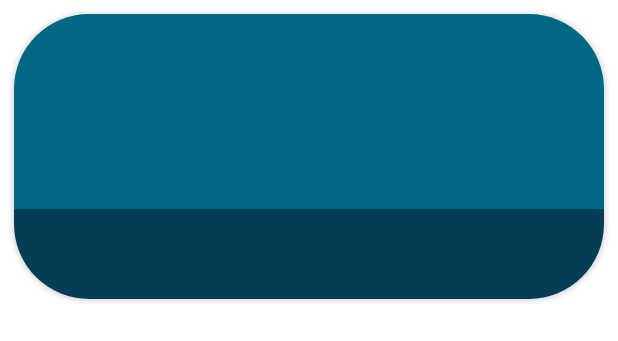
After one commit to luisanuneze/mindmatters-app, an Android app: the layout diary_adapter.xml on its own in the app's theme, with its tools: preview values and no code run, on a phone screen of 412 x 824 dp. The commit adds this screen. Shown: the top 341 px of the screen. Run offline under Robolectric (Android 15) with nearby library versions, the phone set to English and light mode, and no system bars.

Commit message:
Branch ActivityDiary

```diff
--- a/app/src/main/AndroidManifest.xml
+++ b/app/src/main/AndroidManifest.xml
@@ -9,7 +9,9 @@
         android:roundIcon="@mipmap/ic_launcher_round"
         android:supportsRtl="true"
         android:theme="@style/Theme.MindMattersApp">
-        <activity android:name=".register"></activity>
+        <activity android:name=".models.PaginaDiario"></activity>
+        <activity android:name=".models.MainDiario" />
+        <activity android:name=".register" />
         <activity android:name=".MainActivity">
             <intent-filter>
                 <action android:name="android.intent.action.MAIN" />
--- /dev/null
+++ b/app/src/main/res/layout/diary_adapter.xml
@@ -0,0 +1,59 @@
+<?xml version="1.0" encoding="utf-8"?>
+<LinearLayout xmlns:card_view="http://schemas.android.com/apk/res-auto"
+    xmlns:tools="http://schemas.android.com/tools"
+    android:layout_width="match_parent"
+    android:layout_height="wrap_content"
+    android:orientation="vertical"
+    android:padding="6dp"
+    xmlns:android="http://schemas.android.com/apk/res/android" >
+
+    <!-- A CardView that contains a TextView -->
+    <androidx.cardview.widget.CardView
+        android:id="@+id/topicCard"
+        android:layout_gravity="center"
+        android:layout_width="match_parent"
+        android:layout_height="190dp"
+        card_view:cardCornerRadius="50dp"
+        android:elevation="200dp"
+        android:layout_margin="3dp">
+
+        <LinearLayout
+            android:layout_width="match_parent"
+            android:layout_height="match_parent"
+            android:orientation="vertical">
+
+            <TextView
+                android:id="@+id/tv_cardTitle"
+                android:layout_width="match_parent"
+                android:layout_height="0dp"
+                android:layout_weight="1"
+                android:background="@color/blue_green"
+                android:backgroundTint="@color/blue_green"
+                android:textSize="20dp"
+                android:gravity="center_horizontal"
+                android:textColor="@color/white"
+                android:adjustViewBounds="true"
+                android:contentDescription="TODO"
+                android:scaleType="centerCrop"/>
+
+            <TextView
+                android:id="@+id/tv_cardFecha"
+                android:layout_width="match_parent"
+                android:layout_height="60dp"
+                android:layout_weight="0"
+                android:background="@color/navy_blue"
+                android:fontFamily="@font/googlesans_bold"
+                android:paddingLeft="10dp"
+                android:textAppearance="@style/TextAppearance.AppCompat.Medium"
+                android:textStyle="bold"
+                android:textSize="15dp"
+                android:autoSizeTextType="uniform"
+                android:gravity="center_horizontal"
+                android:textColor="@color/white"
+                android:padding="10dp"
+                />
+        </LinearLayout>
+
+    </androidx.cardview.widget.CardView>
+
+</LinearLayout>
```
Also changed, not shown: app/src/main/java/com/example/mindmattersapp/MainActivity.java (+53 -1 lines), app/src/main/java/com/example/mindmattersapp/adapters/DiaryAdapter.java (added, +52 -0 lines), app/src/main/java/com/example/mindmattersapp/models/MainDiario.java (+68 -2 lines), app/src/main/java/com/example/mindmattersapp/models/PageDiarioModel.java (added, +48 -0 lines), app/src/main/java/com/example/mindmattersapp/models/PaginaDiario.java (+55 -1 lines), app/src/main/res/drawable/button_corner.xml (added, +12 -0 lines), app/src/main/res/layout/diario_pagina.xml (+77 -2 lines), app/src/main/res/layout/main_diario.xml (+9 -35 lines), 17 other files.
